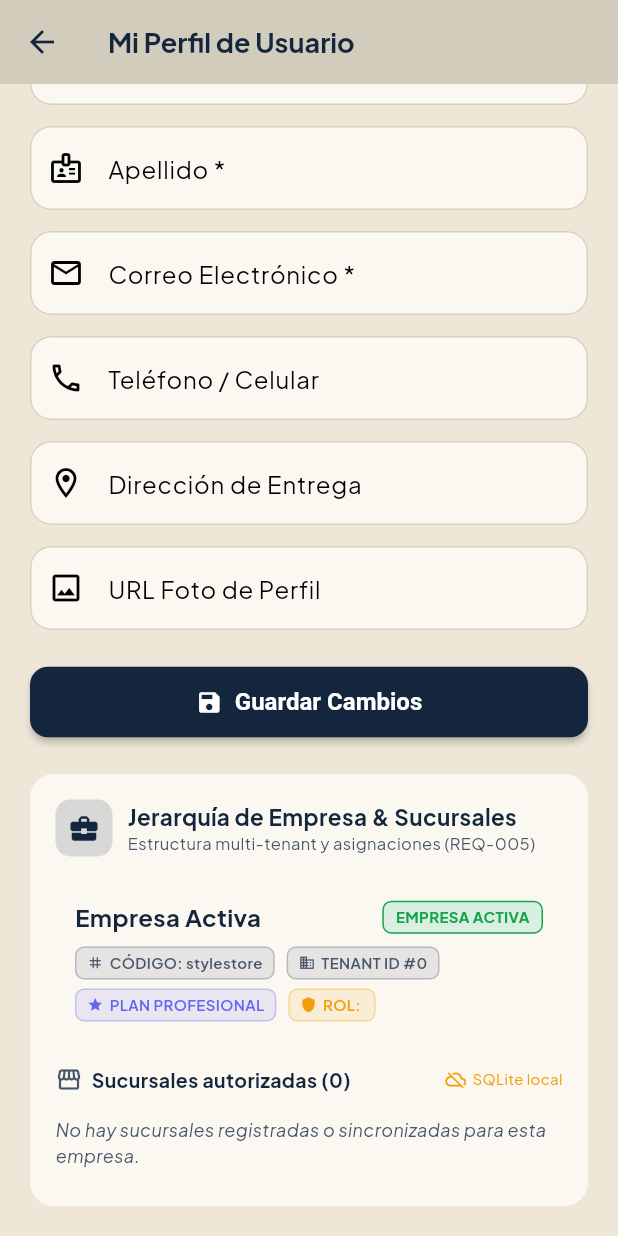
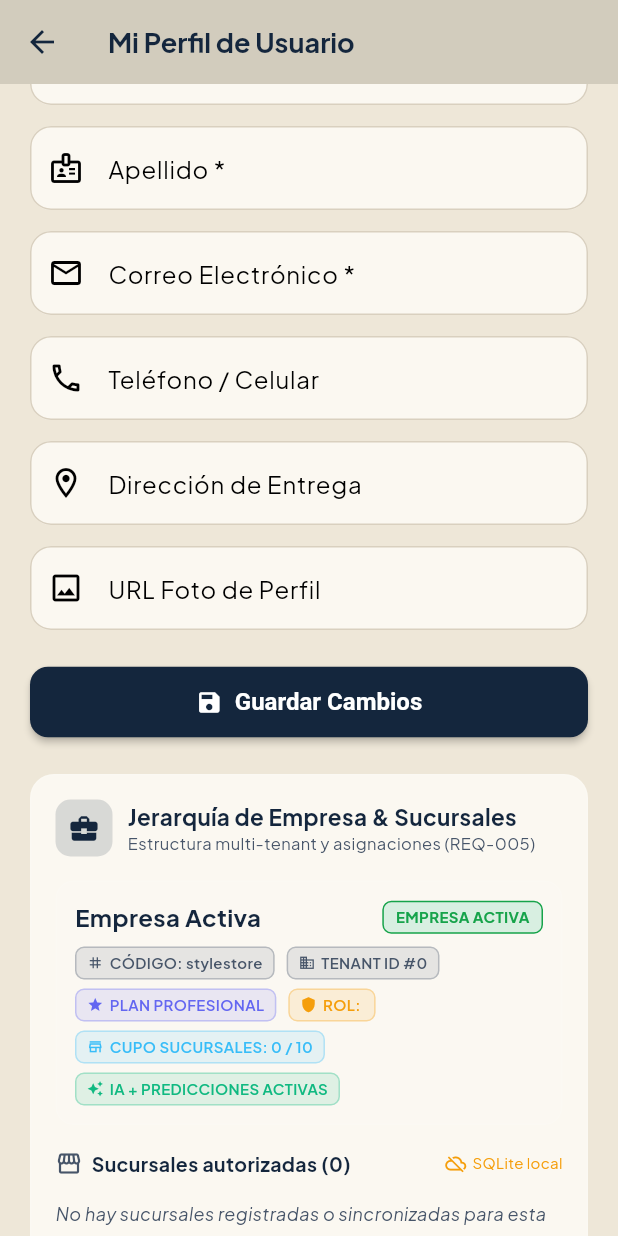
Before and after one commit to dylandeam/StyleStore_Mobile, a Flutter app: the ProfileScreen screen opened by its route, scrolled down 257 dp, on a phone screen of 412 x 824 dp. Run offline on Flutter 3.47's test engine with Material 3 defaults, Android fonts, the phone set to English and light mode, and no system bars; our stand-ins replace connectivity_plus, flutter_secure_storage, google_fonts, permission_handler, speech_to_text, sqflite; accounts and stored records are empty; network calls fail.

Commit message:
feat(profile): display branch quota and AI capability badges for REQ-019

```diff
--- a/lib/screens/account/profile_screen.dart
+++ b/lib/screens/account/profile_screen.dart
@@ -507,6 +507,19 @@ class _ProfileScreenState extends State<ProfileScreen> {
                         'ROL: ${(user?.role ?? "cliente").toUpperCase()}',
                         Icons.shield,
                         const Color(0xFFF59E0B)),
+                    _infoBadge(
+                        'CUPO SUCURSALES: ${_branches.where((b) => b['active'] != false).length} / ${_subscriptionData?['max_sucursales'] ?? (planCodigo.contains("profesional") ? 10 : (planCodigo.contains("intermedio") ? 5 : 2))}',
+                        Icons.store_mall_directory_outlined,
+                        const Color(0xFF38BDF8)),
+                    if (planCodigo.contains('profesional'))
+                      _infoBadge('IA + PREDICCIONES ACTIVAS',
+                          Icons.auto_awesome, const Color(0xFF10B981))
+                    else if (planCodigo.contains('intermedio'))
+                      _infoBadge('CHATBOT IA ACTIVO', Icons.chat_bubble_outline,
+                          const Color(0xFF10B981))
+                    else
+                      _infoBadge('SIN IA (PLAN BÁSICO)', Icons.lock_outline,
+                          AppTheme.textSecondary),
                   ],
                 ),
               ],
```
